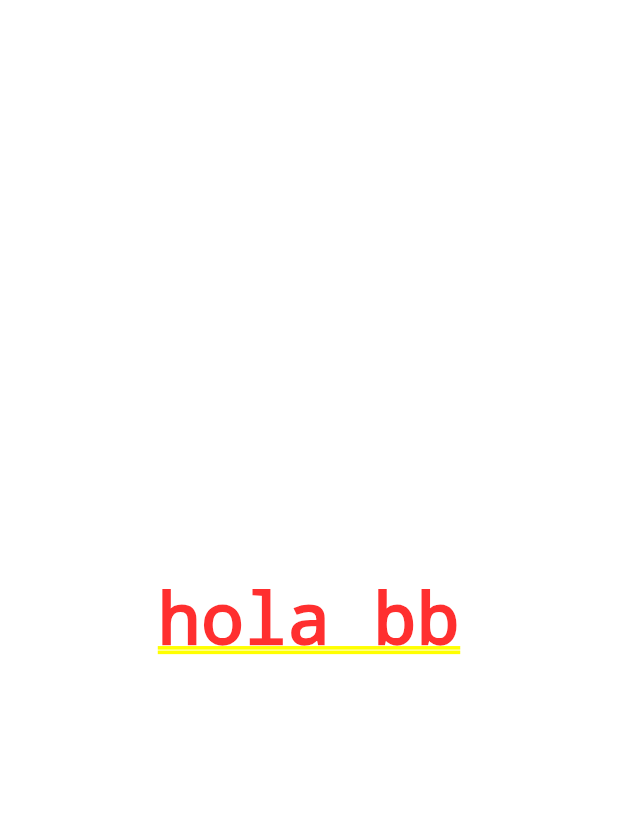
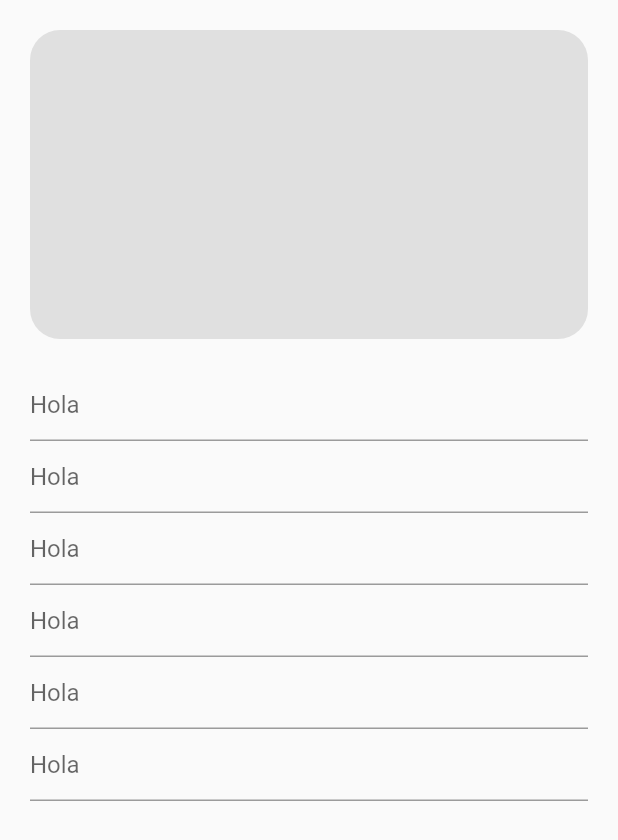
Before and after one commit to Victor78970513/password_manager, a Flutter app: the screen it shows after launch, after a tap on "create", on a phone screen of 412 x 824 dp. Shown: the top 840 px of the screen. Run offline on Flutter 3.47's test engine with Material 2 defaults, Android fonts, the light colour scheme and no system bars; our stand-ins replace cloud_firestore, firebase_core; accounts and stored records are empty.

Commit message:
NewPassowrdScreen started

```diff
--- a/lib/screens/new_password.dart
+++ b/lib/screens/new_password.dart
@@ -1,16 +1,37 @@
 import 'package:flutter/material.dart';
+import 'package:securepassword/widgets/custom_input.dart';
 
 class NewPassword extends StatelessWidget {
   const NewPassword({super.key});
 
   @override
   Widget build(BuildContext context) {
-    return Container(
-      child: Column(
-        mainAxisAlignment: MainAxisAlignment.center,
-        children: [
-          Text("hola bb"),
-        ],
+    return Scaffold(
+      body: SafeArea(
+        child: Container(
+          child: SingleChildScrollView(
+            child: Column(
+              // mainAxisAlignment: MainAxisAlignment.center,
+              children: [
+                Container(
+                  padding: const EdgeInsets.all(20),
+                  margin: const EdgeInsets.all(20),
+                  height: MediaQuery.of(context).size.height / 4,
+                  width: double.infinity,
+                  decoration: BoxDecoration(
+                      color: Colors.grey[300],
+                      borderRadius: BorderRadius.circular(20)),
+                ),
+                CustomInput(),
+                CustomInput(),
+                CustomInput(),
+                CustomInput(),
+                CustomInput(),
+                CustomInput(),
+              ],
+            ),
+          ),
+        ),
       ),
     );
   }
--- a/lib/widgets/card_password.dart
+++ b/lib/widgets/card_password.dart
@@ -20,10 +20,13 @@ class CardPassword extends StatelessWidget {
           crossAxisAlignment: CrossAxisAlignment.start,
           children: [
             Row(
-              children: const [
-                Icon(Icons.facebook),
-                Spacer(),
-                Icon(Icons.delete)
+              children: [
+                const Icon(Icons.facebook),
+                const Spacer(),
+                IconButton(
+                  icon: const Icon(Icons.delete),
+                  onPressed: () {},
+                )
               ],
             ),
             const Spacer(),
--- /dev/null
+++ b/lib/widgets/custom_input.dart
@@ -0,0 +1,13 @@
+import 'package:flutter/material.dart';
+
+class CustomInput extends StatelessWidget {
+  @override
+  Widget build(BuildContext context) {
+    return Container(
+      padding: EdgeInsets.symmetric(horizontal: 20),
+      child: TextField(
+        decoration: InputDecoration(hintText: 'Hola'),
+      ),
+    );
+  }
+}
```
